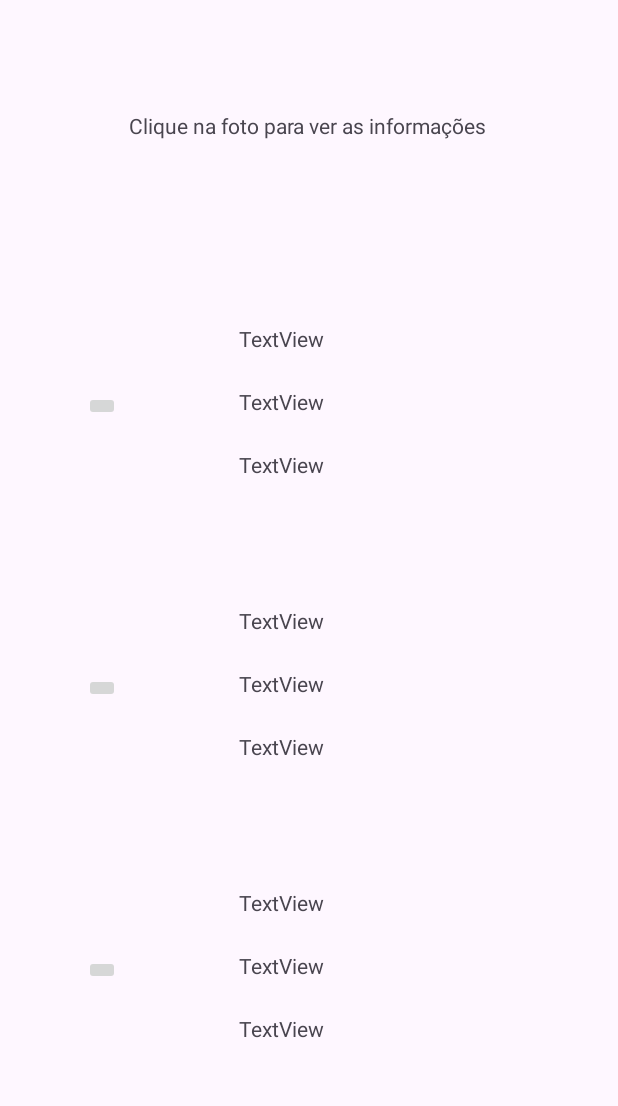
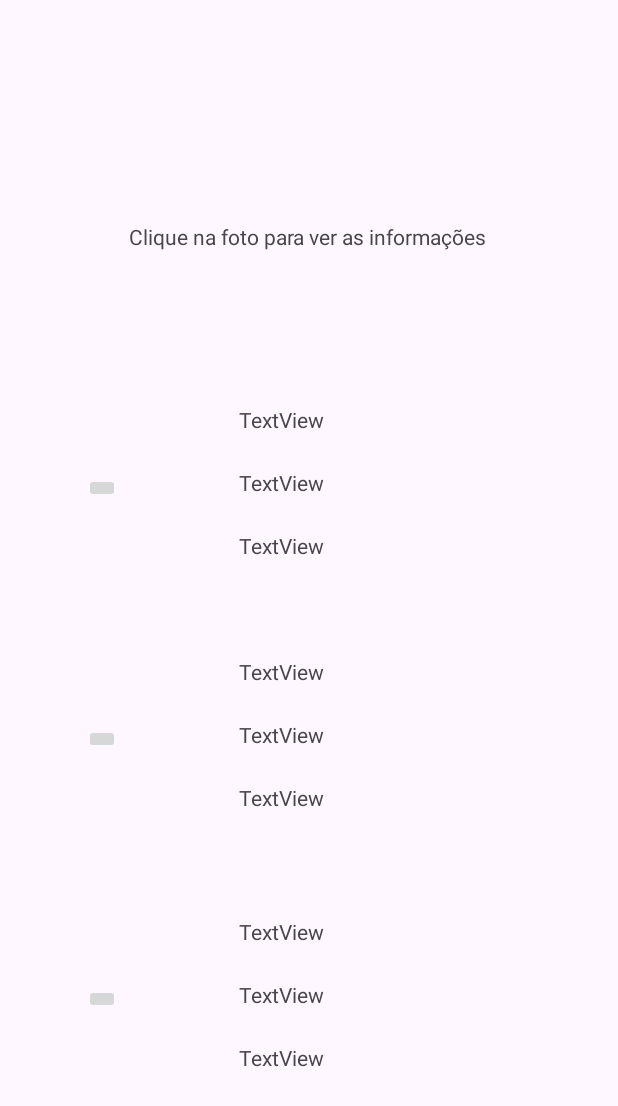
Before and after one commit to LeonCS5/imc, an Android app: the Activity2 screen opened directly, with no data from a screen before it, on a phone screen of 412 x 824 dp. Shown: the top 1106 px of the screen. Run offline under Robolectric (Android 15) with nearby library versions, the phone set to English and light mode, and no system bars.

Commit message:
Update activity_2.xml

```diff
--- a/MyApplication/app/src/main/res/layout/activity_2.xml
+++ b/MyApplication/app/src/main/res/layout/activity_2.xml
@@ -12,20 +12,17 @@
         android:layout_width="wrap_content"
         android:layout_height="wrap_content"
         android:text="Clique na foto para ver as informações"
-        app:layout_constraintBottom_toBottomOf="parent"
+        app:layout_constraintBottom_toTopOf="@+id/caoB"
         app:layout_constraintEnd_toEndOf="parent"
         app:layout_constraintHorizontal_bias="0.497"
         app:layout_constraintStart_toStartOf="parent"
-        app:layout_constraintTop_toTopOf="parent"
-        app:layout_constraintVertical_bias="0.092" />
+        app:layout_constraintTop_toTopOf="parent" />
 
     <ImageButton
         android:id="@+id/caoB"
         android:layout_width="wrap_content"
         android:layout_height="wrap_content"
         android:layout_marginStart="10dp"
-        android:layout_marginTop="10dp"
-        android:layout_marginBottom="5dp"
         app:layout_constraintBottom_toTopOf="@+id/gatoB"
         app:layout_constraintEnd_toStartOf="@+id/caov2"
         app:layout_constraintHorizontal_bias="0.0"
@@ -41,6 +38,7 @@
         android:layout_marginEnd="147dp"
         android:layout_marginBottom="8dp"
         android:text="TextView"
+        android:visibility="visible"
         app:layout_constraintBottom_toTopOf="@+id/caov2"
         app:layout_constraintEnd_toEndOf="parent"
         app:layout_constraintHorizontal_bias="0.5"
@@ -77,12 +75,12 @@
         app:layout_constraintStart_toEndOf="@+id/caoB"
         app:layout_constraintTop_toBottomOf="@+id/caov2" />
 
+
     <ImageButton
         android:id="@+id/gatoB"
         android:layout_width="wrap_content"
         android:layout_height="wrap_content"
         android:layout_marginStart="10dp"
-        android:layout_marginTop="5dp"
         android:layout_marginBottom="5dp"
         app:layout_constraintBottom_toTopOf="@+id/ratoB"
         app:layout_constraintEnd_toStartOf="@+id/gatoV2"
@@ -91,20 +89,19 @@
         app:layout_constraintTop_toBottomOf="@+id/caoB"
         tools:srcCompat="@tools:sample/avatars" />
 
-
     <TextView
-        android:id="@+id/gatoV3"
+        android:id="@+id/gatoV1"
         android:layout_width="59dp"
         android:layout_height="26dp"
         android:layout_marginStart="34dp"
-        android:layout_marginTop="8dp"
         android:layout_marginEnd="147dp"
+        android:layout_marginBottom="8dp"
         android:text="TextView"
-        app:layout_constraintBottom_toBottomOf="@+id/gatoB"
+        app:layout_constraintBottom_toTopOf="@+id/gatoV2"
         app:layout_constraintEnd_toEndOf="parent"
         app:layout_constraintHorizontal_bias="0.5"
         app:layout_constraintStart_toEndOf="@+id/gatoB"
-        app:layout_constraintTop_toBottomOf="@+id/gatoV2" />
+        app:layout_constraintTop_toTopOf="@+id/gatoB" />
 
     <TextView
         android:id="@+id/gatoV2"
@@ -122,26 +119,24 @@
         app:layout_constraintTop_toBottomOf="@+id/gatoV1" />
 
     <TextView
-        android:id="@+id/gatoV1"
+        android:id="@+id/gatoV3"
         android:layout_width="59dp"
         android:layout_height="26dp"
         android:layout_marginStart="34dp"
+        android:layout_marginTop="8dp"
         android:layout_marginEnd="147dp"
-        android:layout_marginBottom="8dp"
         android:text="TextView"
-        app:layout_constraintBottom_toTopOf="@+id/gatoV2"
+        app:layout_constraintBottom_toBottomOf="@+id/gatoB"
         app:layout_constraintEnd_toEndOf="parent"
         app:layout_constraintHorizontal_bias="0.5"
         app:layout_constraintStart_toEndOf="@+id/gatoB"
-        app:layout_constraintTop_toTopOf="@+id/gatoB" />
+        app:layout_constraintTop_toBottomOf="@+id/gatoV2" />
 
     <ImageButton
         android:id="@+id/ratoB"
         android:layout_width="wrap_content"
         android:layout_height="wrap_content"
         android:layout_marginStart="10dp"
-        android:layout_marginTop="5dp"
-        android:layout_marginBottom="10dp"
         app:layout_constraintBottom_toBottomOf="parent"
         app:layout_constraintEnd_toStartOf="@+id/ratoV2"
         app:layout_constraintStart_toStartOf="parent"
```
